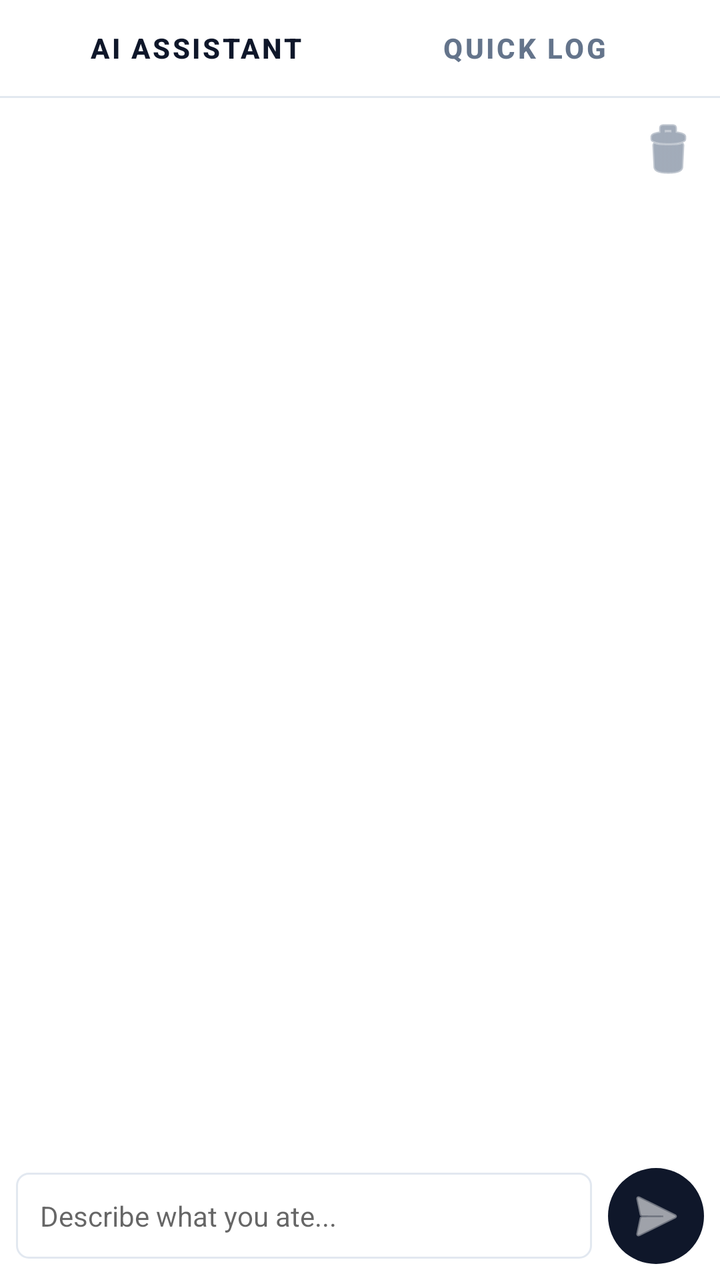
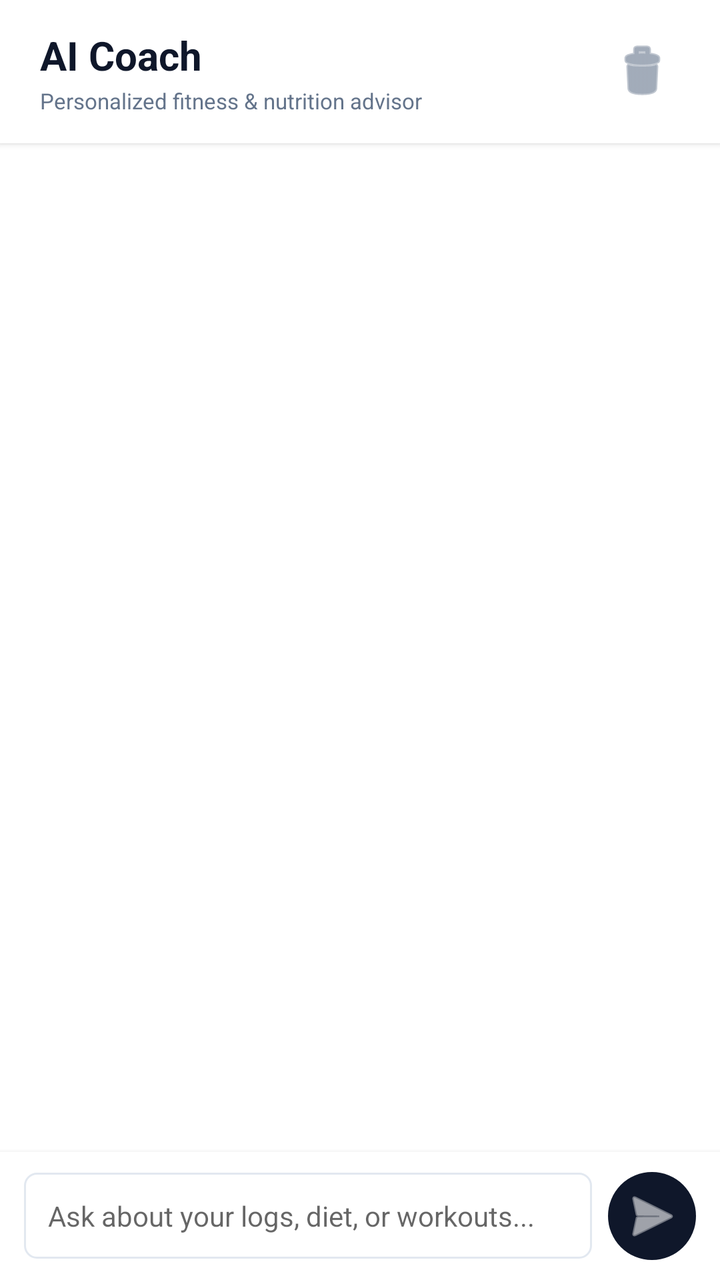

Two renders of the same Android screen: before a commit and after it. Below are the layout's source before the change and the commit's diff.
<!-- AndroidManifest.xml: application theme Theme.FitPilot -->
<!-- res/layout/fragment_meal_logger.xml -->
<?xml version="1.0" encoding="utf-8"?>
<LinearLayout xmlns:android="http://schemas.android.com/apk/res/android"
    xmlns:app="http://schemas.android.com/apk/res-auto"
    android:layout_width="match_parent"
    android:layout_height="match_parent"
    android:orientation="vertical"
    android:background="@color/background">

    
    <LinearLayout
        android:layout_width="match_parent"
        android:layout_height="48dp"
        android:orientation="horizontal"
        android:background="@color/white"
        android:paddingHorizontal="16dp"
        android:paddingVertical="4dp"
        android:weightSum="2">

        <Button
            android:id="@+id/btnTabChat"
            style="@style/Widget.MaterialComponents.Button.TextButton"
            android:layout_width="0dp"
            android:layout_height="match_parent"
            android:layout_weight="1"
            android:text="AI Assistant"
            android:textColor="@color/primary"
            android:textStyle="bold" />

        <Button
            android:id="@+id/btnTabQuickLog"
            style="@style/Widget.MaterialComponents.Button.TextButton"
            android:layout_width="0dp"
            android:layout_height="match_parent"
            android:layout_weight="1"
            android:text="Quick Log"
            android:textColor="@color/text_secondary"
            android:textStyle="bold" />
    </LinearLayout>

    <View
        android:layout_width="match_parent"
        android:layout_height="1dp"
        android:background="@color/border" />

    
    <FrameLayout
        android:layout_width="match_parent"
        android:layout_height="0dp"
        android:layout_weight="1">

        
        <RelativeLayout
            android:id="@+id/rlChatContainer"
            android:layout_width="match_parent"
            android:layout_height="match_parent"
            android:visibility="visible">

            <ImageButton
                android:id="@+id/btnClearChat"
                android:layout_width="36dp"
                android:layout_height="36dp"
                android:layout_alignParentEnd="true"
                android:layout_margin="8dp"
                android:background="@android:color/transparent"
                android:src="@android:drawable/ic_menu_delete"
                app:tint="@color/text_secondary" />

            <ScrollView
                android:id="@+id/svChat"
                android:layout_width="match_parent"
                android:layout_height="match_parent"
                android:layout_above="@id/llInputArea"
                android:layout_below="@id/btnClearChat"
                android:fillViewport="true"
                android:paddingHorizontal="16dp">

                <LinearLayout
                    android:id="@+id/llChatMessages"
                    android:layout_width="match_parent"
                    android:layout_height="wrap_content"
                    android:orientation="vertical"
                    android:paddingBottom="16dp" />
            </ScrollView>

            <LinearLayout
                android:id="@+id/llInputArea"
                android:layout_width="match_parent"
                android:layout_height="wrap_content"
                android:orientation="horizontal"
                android:layout_alignParentBottom="true"
                android:padding="8dp"
                android:background="@color/white"
                android:gravity="center_vertical">

                <EditText
                    android:id="@+id/etChatInput"
                    android:layout_width="0dp"
                    android:layout_height="wrap_content"
                    android:layout_weight="1"
                    android:hint="Describe what you ate..."
                    android:background="@drawable/bg_edittext"
                    android:padding="12dp"
                    android:textSize="14sp"
                    android:maxLines="4"
                    android:inputType="textShortMessage"
                    android:textColor="@color/text_primary" />

                <ImageButton
                    android:id="@+id/btnSendChat"
                    android:layout_width="48dp"
                    android:layout_height="48dp"
                    android:layout_marginStart="8dp"
                    android:backgroundTint="@color/primary"
                    android:src="@android:drawable/ic_menu_send"
                    app:tint="@color/white"
                    android:background="@drawable/bg_round_btn" />
            </LinearLayout>
        </RelativeLayout>

        
        <ScrollView
            android:id="@+id/svQuickLog"
            android:layout_width="match_parent"
            android:layout_height="match_parent"
            android:fillViewport="true"
            android:padding="16dp"
            android:visibility="gone">

            <LinearLayout
                android:layout_width="match_parent"
                android:layout_height="wrap_content"
                android:orientation="vertical">

                <TextView
                    android:layout_width="wrap_content"
                    android:layout_height="wrap_content"
                    android:text="Manual Meal Entry"
                    android:textColor="@color/text_primary"
                    android:textSize="16sp"
                    android:textStyle="bold"
                    android:layout_marginBottom="16dp" />

                <TextView
                    android:layout_width="wrap_content"
                    android:layout_height="wrap_content"
                    android:text="Meal Description"
                    android:textColor="@color/text_secondary"
                    android:textSize="11sp"
                    android:textStyle="bold"
                    android:layout_marginBottom="6dp" />

                <EditText
                    android:id="@+id/etMealDesc"
                    android:layout_width="match_parent"
                    android:layout_height="wrap_content"
                    android:minHeight="44dp"
                    android:background="@drawable/bg_edittext"
                    android:padding="12dp"
                    android:textSize="14sp"
                    android:hint="e.g. Oatmeal with Bananas"
                    android:textColor="@color/text_primary"
                    android:layout_marginBottom="16dp" />

                <TextView
                    android:layout_width="wrap_content"
                    android:layout_height="wrap_content"
                    android:text="Calories (kcal)"
                    android:textColor="@color/text_secondary"
                    android:textSize="11sp"
                    android:textStyle="bold"
                    android:layout_marginBottom="6dp" />

                <EditText
                    android:id="@+id/etMealCalories"
                    android:layout_width="match_parent"
                    android:layout_height="44dp"
                    android:background="@drawable/bg_edittext"
                    android:paddingHorizontal="12dp"
                    android:textSize="14sp"
                    android:inputType="numberDecimal"
                    android:hint="0"
                    android:textColor="@color/text_primary"
                    android:layout_marginBottom="16dp" />

                <LinearLayout
                    android:layout_width="match_parent"
                    android:layout_height="wrap_content"
                    android:orientation="horizontal"
                    android:weightSum="3"
                    android:layout_marginBottom="24dp">

                    <LinearLayout
                        android:layout_width="0dp"
                        android:layout_height="wrap_content"
                        android:layout_weight="1"
                        android:orientation="vertical"
                        android:layout_marginEnd="4dp">
                        <TextView
                            android:layout_width="wrap_content"
                            android:layout_height="wrap_content"
                            android:text="Protein (g)"
                            android:textColor="@color/text_secondary"
                            android:textSize="11sp"
                            android:textStyle="bold"
                            android:layout_marginBottom="6dp" />
                        <EditText
                            android:id="@+id/etMealProtein"
                            android:layout_width="match_parent"
                            android:layout_height="44dp"
                            android:background="@drawable/bg_edittext"
                            android:inputType="numberDecimal"
                            android:gravity="center"
                            android:hint="0"
                            android:textColor="@color/text_primary" />
                    </LinearLayout>

                    <LinearLayout
                        android:layout_width="0dp"
                        android:layout_height="wrap_content"
                        android:layout_weight="1"
                        android:orientation="vertical"
                        android:layout_marginHorizontal="2dp">
                        <TextView
                            android:layout_width="wrap_content"
                            android:layout_height="wrap_content"
                            android:text="Carbs (g)"
                            android:textColor="@color/text_secondary"
                            android:textSize="11sp"
                            android:textStyle="bold"
                            android:layout_marginBottom="6dp" />
                        <EditText
                            android:id="@+id/etMealCarbs"
                            android:layout_width="match_parent"
                            android:layout_height="44dp"
                            android:background="@drawable/bg_edittext"
                            android:inputType="numberDecimal"
                            android:gravity="center"
                            android:hint="0"
                            android:textColor="@color/text_primary" />
                    </LinearLayout>

                    <LinearLayout
                        android:layout_width="0dp"
                        android:layout_height="wrap_content"
                        android:layout_weight="1"
                        android:orientation="vertical"
                        android:layout_marginStart="4dp">
                        <TextView
                            android:layout_width="wrap_content"
                            android:layout_height="wrap_content"
                            android:text="Fat (g)"
                            android:textColor="@color/text_secondary"
                            android:textSize="11sp"
                            android:textStyle="bold"
                            android:layout_marginBottom="6dp" />
                        <EditText
                            android:id="@+id/etMealFat"
                            android:layout_width="match_parent"
                            android:layout_height="44dp"
                            android:background="@drawable/bg_edittext"
                            android:inputType="numberDecimal"
                            android:gravity="center"
                            android:hint="0"
                            android:textColor="@color/text_primary" />
                    </LinearLayout>
                </LinearLayout>

                <Button
                    android:id="@+id/btnQuickLogSubmit"
                    android:layout_width="match_parent"
                    android:layout_height="48dp"
                    android:text="Log Meal Record"
                    android:textColor="@color/white"
                    android:backgroundTint="@color/primary"
                    app:cornerRadius="6dp" />
            </LinearLayout>
        </ScrollView>
    </FrameLayout>
</LinearLayout>
<!-- resources referenced by this layout -->
<resources>
  <color name="background">#FFFFFF</color>
  <color name="border">#E2E8F0</color>
  <color name="primary">#0F172A</color>
  <color name="text_primary">#0F172A</color>
  <color name="text_secondary">#64748B</color>
  <color name="white">#FFFFFF</color>
  <!-- drawable bg_edittext (drawable) -->
  <?xml version="1.0" encoding="utf-8"?>
  <shape xmlns:android="http://schemas.android.com/apk/res/android"
      android:shape="rectangle">
      <corners android:radius="6dp" />
      <solid android:color="#FFFFFF" />
      <stroke android:width="1dp" android:color="@color/border" />
  </shape>
  <!-- drawable bg_round_btn (drawable) -->
  <?xml version="1.0" encoding="utf-8"?>
  <shape xmlns:android="http://schemas.android.com/apk/res/android"
      android:shape="oval">
      <solid android:color="@color/primary" />
      <size android:width="48dp" android:height="48dp" />
  </shape>
  <style name="Theme.FitPilot" parent="Theme.MaterialComponents.Light.NoActionBar">
          <item name="colorPrimary">@color/primary</item>
          <item name="colorPrimaryVariant">@color/primary_dark</item>
          <item name="colorOnPrimary">@color/white</item>
          <item name="colorSecondary">@color/accent</item>
          <item name="colorSecondaryVariant">@color/accent_light</item>
          <item name="colorOnSecondary">@color/white</item>
          <item name="android:statusBarColor">@color/white</item>
          <item name="android:windowLightStatusBar">true</item>
          <item name="android:windowBackground">@color/background</item>
      </style>
  <color name="primary_dark">#090D1A</color>
  <color name="accent">#3B82F6</color>
  <color name="accent_light">#60A5FA</color>
</resources>

<!-- the commit's change to res/layout/fragment_meal_logger.xml (unified diff, before → after) -->
@@ -1,279 +1,110 @@
 <?xml version="1.0" encoding="utf-8"?>
-<LinearLayout xmlns:android="http://schemas.android.com/apk/res/android"
+<RelativeLayout xmlns:android="http://schemas.android.com/apk/res/android"
     xmlns:app="http://schemas.android.com/apk/res-auto"
     android:layout_width="match_parent"
     android:layout_height="match_parent"
-    android:orientation="vertical"
     android:background="@color/background">
 
     
+    <RelativeLayout
+        android:id="@+id/rlHeaderBar"
+        android:layout_width="match_parent"
+        android:layout_height="wrap_content"
+        android:background="@color/white"
+        android:paddingHorizontal="20dp"
+        android:paddingVertical="14dp"
+        android:elevation="2dp">
+
+        <LinearLayout
+            android:layout_width="wrap_content"
+            android:layout_height="wrap_content"
+            android:orientation="vertical"
+            android:layout_alignParentStart="true"
+            android:layout_toStartOf="@id/btnClearChat"
+            android:layout_marginEnd="16dp">
+
+            <TextView
+                android:layout_width="wrap_content"
+                android:layout_height="wrap_content"
+                android:text="AI Coach"
+                android:textColor="@color/text_primary"
+                android:textSize="20sp"
+                android:textStyle="bold" />
+
+            <TextView
+                android:layout_width="wrap_content"
+                android:layout_height="wrap_content"
+                android:text="Personalized fitness &amp; nutrition advisor"
+                android:textColor="@color/text_secondary"
+                android:textSize="11sp"
+                android:layout_marginTop="2dp" />
+        </LinearLayout>
+
+        <ImageButton
+            android:id="@+id/btnClearChat"
+            android:layout_width="38dp"
+            android:layout_height="38dp"
+            android:layout_alignParentEnd="true"
+            android:layout_centerVertical="true"
+            android:background="?android:attr/selectableItemBackgroundBorderless"
+            android:src="@android:drawable/ic_menu_delete"
+            app:tint="@color/text_secondary" />
+    </RelativeLayout>
+
+    
+    <ScrollView
+        android:id="@+id/svChat"
+        android:layout_width="match_parent"
+        android:layout_height="match_parent"
+        android:layout_above="@id/llInputArea"
+        android:layout_below="@id/rlHeaderBar"
+        android:fillViewport="true"
+        android:paddingHorizontal="16dp"
+        android:paddingVertical="8dp">
+
+        <LinearLayout
+            android:id="@+id/llChatMessages"
+            android:layout_width="match_parent"
+            android:layout_height="wrap_content"
+            android:orientation="vertical"
+            android:paddingBottom="16dp" />
+    </ScrollView>
+
+    
     <LinearLayout
+        android:id="@+id/llInputArea"
         android:layout_width="match_parent"
-        android:layout_height="48dp"
+        android:layout_height="wrap_content"
         android:orientation="horizontal"
+        android:layout_alignParentBottom="true"
+        android:paddingHorizontal="12dp"
+        android:paddingVertical="10dp"
         android:background="@color/white"
-        android:paddingHorizontal="16dp"
-        android:paddingVertical="4dp"
-        android:weightSum="2">
+        android:elevation="4dp"
+        android:gravity="center_vertical">
 
-        <Button
-            android:id="@+id/btnTabChat"
-            style="@style/Widget.MaterialComponents.Button.TextButton"
+        <EditText
+            android:id="@+id/etChatInput"
             android:layout_width="0dp"
-            android:layout_height="match_parent"
+            android:layout_height="wrap_content"
             android:layout_weight="1"
-            android:text="AI Assistant"
-            android:textColor="@color/primary"
-            android:textStyle="bold" />
+            android:hint="Ask about your logs, diet, or workouts..."
+            android:background="@drawable/bg_edittext"
+            android:padding="12dp"
+            android:textSize="14sp"
+            android:maxLines="4"
+            android:inputType="textShortMessage"
+            android:textColor="@color/text_primary" />
 
-        <Button
-            android:id="@+id/btnTabQuickLog"
-            style="@style/Widget.MaterialComponents.Button.TextButton"
-            android:layout_width="0dp"
-            android:layout_height="match_parent"
-            android:layout_weight="1"
-            android:text="Quick Log"
-            android:textColor="@color/text_secondary"
-            android:textStyle="bold" />
+        <ImageButton
+            android:id="@+id/btnSendChat"
+            android:layout_width="44dp"
+            android:layout_height="44dp"
+            android:layout_marginStart="8dp"
+            android:backgroundTint="@color/primary"
+            android:src="@android:drawable/ic_menu_send"
+            app:tint="@color/white"
+            android:background="@drawable/bg_round_btn" />
     </LinearLayout>
 
-    <View
-        android:layout_width="match_parent"
-        android:layout_height="1dp"
-        android:background="@color/border" />
-
-    
-    <FrameLayout
-        android:layout_width="match_parent"
-        android:layout_height="0dp"
-        android:layout_weight="1">
-
-        
-        <RelativeLayout
-            android:id="@+id/rlChatContainer"
-            android:layout_width="match_parent"
-            android:layout_height="match_parent"
-            android:visibility="visible">
-
-            <ImageButton
-                android:id="@+id/btnClearChat"
-                android:layout_width="36dp"
-                android:layout_height="36dp"
-                android:layout_alignParentEnd="true"
-                android:layout_margin="8dp"
-                android:background="@android:color/transparent"
-                android:src="@android:drawable/ic_menu_delete"
-                app:tint="@color/text_secondary" />
-
-            <ScrollView
-                android:id="@+id/svChat"
-                android:layout_width="match_parent"
-                android:layout_height="match_parent"
-                android:layout_above="@id/llInputArea"
-                android:layout_below="@id/btnClearChat"
-                android:fillViewport="true"
-                android:paddingHorizontal="16dp">
-
-                <LinearLayout
-                    android:id="@+id/llChatMessages"
-                    android:layout_width="match_parent"
-                    android:layout_height="wrap_content"
-                    android:orientation="vertical"
-                    android:paddingBottom="16dp" />
-            </ScrollView>
-
-            <LinearLayout
-                android:id="@+id/llInputArea"
-                android:layout_width="match_parent"
-                android:layout_height="wrap_content"
-                android:orientation="horizontal"
-                android:layout_alignParentBottom="true"
-                android:padding="8dp"
-                android:background="@color/white"
-                android:gravity="center_vertical">
-
-                <EditText
-                    android:id="@+id/etChatInput"
-                    android:layout_width="0dp"
-                    android:layout_height="wrap_content"
-                    android:layout_weight="1"
-                    android:hint="Describe what you ate..."
-                    android:background="@drawable/bg_edittext"
-                    android:padding="12dp"
-                    android:textSize="14sp"
-                    android:maxLines="4"
-                    android:inputType="textShortMessage"
-                    android:textColor="@color/text_primary" />
-
-                <ImageButton
-                    android:id="@+id/btnSendChat"
-                    android:layout_width="48dp"
-                    android:layout_height="48dp"
-                    android:layout_marginStart="8dp"
-                    android:backgroundTint="@color/primary"
-                    android:src="@android:drawable/ic_menu_send"
-                    app:tint="@color/white"
-                    android:background="@drawable/bg_round_btn" />
-            </LinearLayout>
-        </RelativeLayout>
-
-        
-        <ScrollView
-            android:id="@+id/svQuickLog"
-            android:layout_width="match_parent"
-            android:layout_height="match_parent"
-            android:fillViewport="true"
-            android:padding="16dp"
-            android:visibility="gone">
-
-            <LinearLayout
-                android:layout_width="match_parent"
-                android:layout_height="wrap_content"
-                android:orientation="vertical">
-
-                <TextView
-                    android:layout_width="wrap_content"
-                    android:layout_height="wrap_content"
-                    android:text="Manual Meal Entry"
-                    android:textColor="@color/text_primary"
-                    android:textSize="16sp"
-                    android:textStyle="bold"
-                    android:layout_marginBottom="16dp" />
-
-                <TextView
-                    android:layout_width="wrap_content"
-                    android:layout_height="wrap_content"
-                    android:text="Meal Description"
-                    android:textColor="@color/text_secondary"
-                    android:textSize="11sp"
-                    android:textStyle="bold"
-                    android:layout_marginBottom="6dp" />
-
-                <EditText
-                    android:id="@+id/etMealDesc"
-                    android:layout_width="match_parent"
-                    android:layout_height="wrap_content"
-                    android:minHeight="44dp"
-                    android:background="@drawable/bg_edittext"
-                    android:padding="12dp"
-                    android:textSize="14sp"
-                    android:hint="e.g. Oatmeal with Bananas"
-                    android:textColor="@color/text_primary"
-                    android:layout_marginBottom="16dp" />
-
-                <TextView
-                    android:layout_width="wrap_content"
-                    android:layout_height="wrap_content"
-                    android:text="Calories (kcal)"
-                    android:textColor="@color/text_secondary"
-                    android:textSize="11sp"
-                    android:textStyle="bold"
-                    android:layout_marginBottom="6dp" />
-
-                <EditText
-                    android:id="@+id/etMealCalories"
-                    android:layout_width="match_parent"
-                    android:layout_height="44dp"
-                    android:background="@drawable/bg_edittext"
-                    android:paddingHorizontal="12dp"
-                    android:textSize="14sp"
-                    android:inputType="numberDecimal"
-                    android:hint="0"
-                    android:textColor="@color/text_primary"
-                    android:layout_marginBottom="16dp" />
-
-                <LinearLayout
-                    android:layout_width="match_parent"
-                    android:layout_height="wrap_content"
-                    android:orientation="horizontal"
-                    android:weightSum="3"
-                    android:layout_marginBottom="24dp">
-
-                    <LinearLayout
-                        android:layout_width="0dp"
-                        android:layout_height="wrap_content"
-                        android:layout_weight="1"
-                        android:orientation="vertical"
-                        android:layout_marginEnd="4dp">
-                        <TextView
-                            android:layout_width="wrap_content"
-                            android:layout_height="wrap_content"
-                            android:text="Protein (g)"
-                            android:textColor="@color/text_secondary"
-                            android:textSize="11sp"
-                            android:textStyle="bold"
-                            android:layout_marginBottom="6dp" />
-                        <EditText
-                            android:id="@+id/etMealProtein"
-                            android:layout_width="match_parent"
-                            android:layout_height="44dp"
-                            android:background="@drawable/bg_edittext"
-                            android:inputType="numberDecimal"
-                            android:gravity="center"
-                            android:hint="0"
-                            android:textColor="@color/text_primary" />
-                    </LinearLayout>
-
-                    <LinearLayout
-                        android:layout_width="0dp"
-                        android:layout_height="wrap_content"
-                        android:layout_weight="1"
-                        android:orientation="vertical"
-                        android:layout_marginHorizontal="2dp">
-                        <TextView
-                            android:layout_width="wrap_content"
-                            android:layout_height="wrap_content"
-                            android:text="Carbs (g)"
-                            android:textColor="@color/text_secondary"
-                            android:textSize="11sp"
-                            android:textStyle="bold"
-                            android:layout_marginBottom="6dp" />
-                        <EditText
-                            android:id="@+id/etMealCarbs"
-                            android:layout_width="match_parent"
-                            android:layout_height="44dp"
-                            android:background="@drawable/bg_edittext"
-                            android:inputType="numberDecimal"
-                            android:gravity="center"
-                            android:hint="0"
-                            android:textColor="@color/text_primary" />
-                    </LinearLayout>
-
-                    <LinearLayout
-                        android:layout_width="0dp"
-                        android:layout_height="wrap_content"
-                        android:layout_weight="1"
-                        android:orientation="vertical"
-                        android:layout_marginStart="4dp">
-                        <TextView
-                            android:layout_width="wrap_content"
-                            android:layout_height="wrap_content"
-                            android:text="Fat (g)"
-                            android:textColor="@color/text_secondary"
-                            android:textSize="11sp"
-                            android:textStyle="bold"
-                            android:layout_marginBottom="6dp" />
-                        <EditText
-                            android:id="@+id/etMealFat"
-                            android:layout_width="match_parent"
-                            android:layout_height="44dp"
-                            android:background="@drawable/bg_edittext"
-                            android:inputType="numberDecimal"
-                            android:gravity="center"
-                            android:hint="0"
-                            android:textColor="@color/text_primary" />
-                    </LinearLayout>
-                </LinearLayout>
-
-                <Button
-                    android:id="@+id/btnQuickLogSubmit"
-                    android:layout_width="match_parent"
-                    android:layout_height="48dp"
-                    android:text="Log Meal Record"
-                    android:textColor="@color/white"
-                    android:backgroundTint="@color/primary"
-                    app:cornerRadius="6dp" />
-            </LinearLayout>
-        </ScrollView>
-    </FrameLayout>
-</LinearLayout>
+</RelativeLayout>
<!-- resource entries referenced after the edit -->
@@ -1,7 +1,6 @@
 <!-- resources referenced by this layout -->
 <resources>
   <color name="background">#FFFFFF</color>
-  <color name="border">#E2E8F0</color>
   <color name="primary">#0F172A</color>
   <color name="text_primary">#0F172A</color>
   <color name="text_secondary">#64748B</color>
@@ -32,6 +31,7 @@
           <item name="android:windowLightStatusBar">true</item>
           <item name="android:windowBackground">@color/background</item>
       </style>
+  <color name="border">#E2E8F0</color>
   <color name="primary_dark">#090D1A</color>
   <color name="accent">#3B82F6</color>
   <color name="accent_light">#60A5FA</color>
